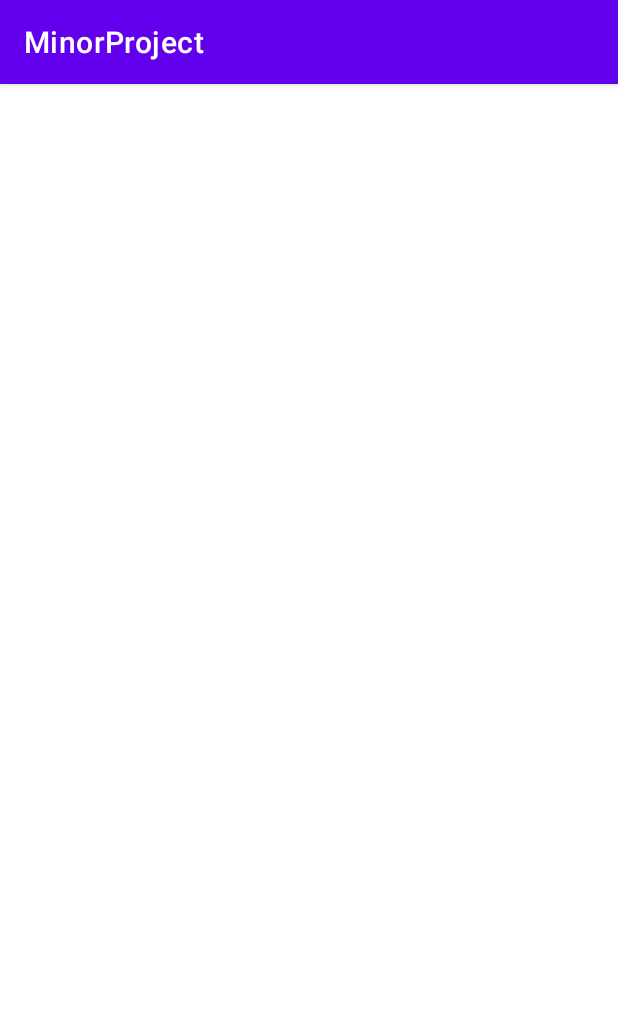
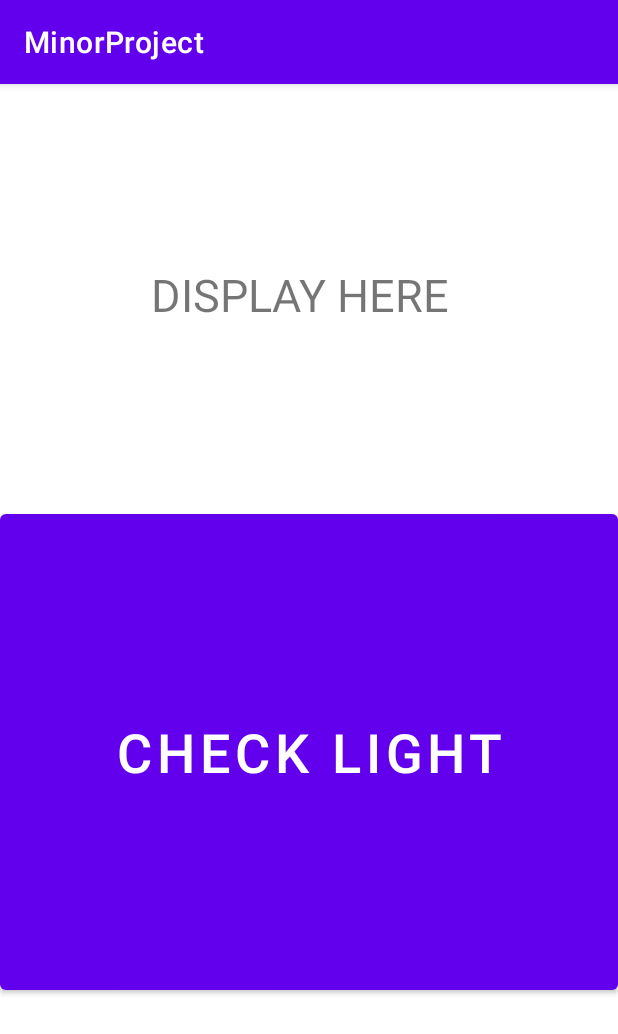
Before and after one commit to ak2697291/minor-project-vision-improvement, an Android app: the RoomLightDetector screen opened directly, with no data from a screen before it, on a phone screen of 412 x 824 dp. Shown: the top 1034 px of the screen. Run offline under Robolectric (Android 15) with nearby library versions, the phone set to English and light mode, and no system bars.

Commit message:
ROOM LIGHT DETECTOR

```diff
--- a/app/build.gradle
+++ b/app/build.gradle
@@ -21,6 +21,10 @@ android {
             minifyEnabled false
             proguardFiles getDefaultProguardFile('proguard-android-optimize.txt'), 'proguard-rules.pro'
         }
+        buildFeatures{
+
+            viewBinding true
+        }
     }
     compileOptions {
         sourceCompatibility JavaVersion.VERSION_1_8
--- a/app/src/main/java/com/example/minorproject/RoomLightDetector.java
+++ b/app/src/main/java/com/example/minorproject/RoomLightDetector.java
@@ -2,13 +2,113 @@ package com.example.minorproject;
 
 import androidx.appcompat.app.AppCompatActivity;
 
+import android.content.Context;
+import android.content.Intent;
+import android.hardware.Sensor;
+import android.hardware.SensorEvent;
+import android.hardware.SensorEventListener;
+import android.hardware.SensorListener;
+import android.hardware.SensorManager;
 import android.os.Bundle;
+import android.os.Handler;
+import android.os.Looper;
+import android.speech.tts.TextToSpeech;
+import android.view.View;
+import android.widget.Toast;
 
-public class RoomLightDetector extends AppCompatActivity {
+import com.example.minorproject.databinding.ActivityRoomLightDetectorBinding;
+
+import java.util.Locale;
+
+public class RoomLightDetector extends AppCompatActivity implements SensorEventListener {
+
+    private SensorManager sensorManager;
+    ActivityRoomLightDetectorBinding binding;
+    private Sensor light;
+    private float maxValue;
+    TextToSpeech textToSpeech;
+    @Override
+
+
+    public final void onAccuracyChanged(Sensor sensor, int accuracy) {
+        // Do something here if sensor accuracy changes.
+    }
+
+
+
+
+    public final void onSensorChanged(SensorEvent event) {
+        float lighting = event.values[0];
+        if(lighting>10)
+            binding.textView2.setText("There is sufficient light");
+        else
+            binding.textView2.setText("Please switch on the lights");
+
+
+        // Do something with this sensor data.
+
+    }
 
     @Override
+    protected void onResume() {
+        // Register a listener for the sensor.
+        super.onResume();
+        sensorManager.registerListener( this,light,SensorManager.SENSOR_DELAY_NORMAL);
+    }
+
     protected void onCreate(Bundle savedInstanceState) {
         super.onCreate(savedInstanceState);
-        setContentView(R.layout.activity_room_light_detector);
+        binding= ActivityRoomLightDetectorBinding.inflate(getLayoutInflater());
+        setContentView(binding.getRoot());
+
+
+        sensorManager = (SensorManager)getSystemService(Context.SENSOR_SERVICE);
+        light=sensorManager.getDefaultSensor(Sensor.TYPE_LIGHT);
+
+
+        textToSpeech=new TextToSpeech(getApplicationContext(), new TextToSpeech.OnInitListener() {
+            @Override
+            public void onInit(int status) {
+                if(status==TextToSpeech.SUCCESS)
+                {
+                    int lang=textToSpeech.setLanguage(Locale.US);
+                    if(lang==TextToSpeech.LANG_MISSING_DATA||lang==TextToSpeech.LANG_NOT_SUPPORTED){
+                        Toast.makeText(RoomLightDetector.this, "Language not supported", Toast.LENGTH_SHORT).show();
+                    }
+                    else
+                    {
+                        Toast.makeText(RoomLightDetector.this, "Language supported", Toast.LENGTH_SHORT).show();
+                    }
+
+                }
+            }
+
+        });
+
+        binding.checkLight.setOnClickListener(new View.OnClickListener() {
+            @Override
+            public void onClick(View v) {
+                String s= binding.textView2.getText().toString();
+                textToSpeech.speak(s,TextToSpeech.QUEUE_FLUSH,null);
+            }
+        });
+
+
+    }
+    @Override
+    protected void onPause() {
+        // Be sure to unregister the sensor when the activity pauses.
+        super.onPause();
+        sensorManager.unregisterListener(this);
+    }
+
+    @Override
+    protected void onDestroy() {
+        super.onDestroy();
+        if (textToSpeech!=null)
+        {
+            textToSpeech.stop();
+            textToSpeech.shutdown();
+        }
     }
 }
--- a/app/src/main/res/layout/activity_room_light_detector.xml
+++ b/app/src/main/res/layout/activity_room_light_detector.xml
@@ -1,9 +1,27 @@
 <?xml version="1.0" encoding="utf-8"?>
-<androidx.constraintlayout.widget.ConstraintLayout xmlns:android="http://schemas.android.com/apk/res/android"
+<LinearLayout xmlns:android="http://schemas.android.com/apk/res/android"
     xmlns:app="http://schemas.android.com/apk/res-auto"
     xmlns:tools="http://schemas.android.com/tools"
     android:layout_width="match_parent"
     android:layout_height="match_parent"
+    android:gravity="center_horizontal"
+    android:orientation="vertical"
     tools:context=".RoomLightDetector">
 
-</androidx.constraintlayout.widget.ConstraintLayout>
+    <TextView
+        android:id="@+id/textView2"
+        android:layout_width="250dp"
+        android:layout_height="wrap_content"
+        android:layout_gravity="center_horizontal|center_vertical"
+        android:layout_margin="100dp"
+        android:padding="20dp"
+        android:text="DISPLAY HERE"
+        android:textSize="30sp" />
+
+    <Button
+        android:id="@+id/checkLight"
+        android:layout_width="match_parent"
+        android:layout_height="329dp"
+        android:text="CHECK LIGHT"
+        android:textSize="36sp" />
+</LinearLayout>
```
